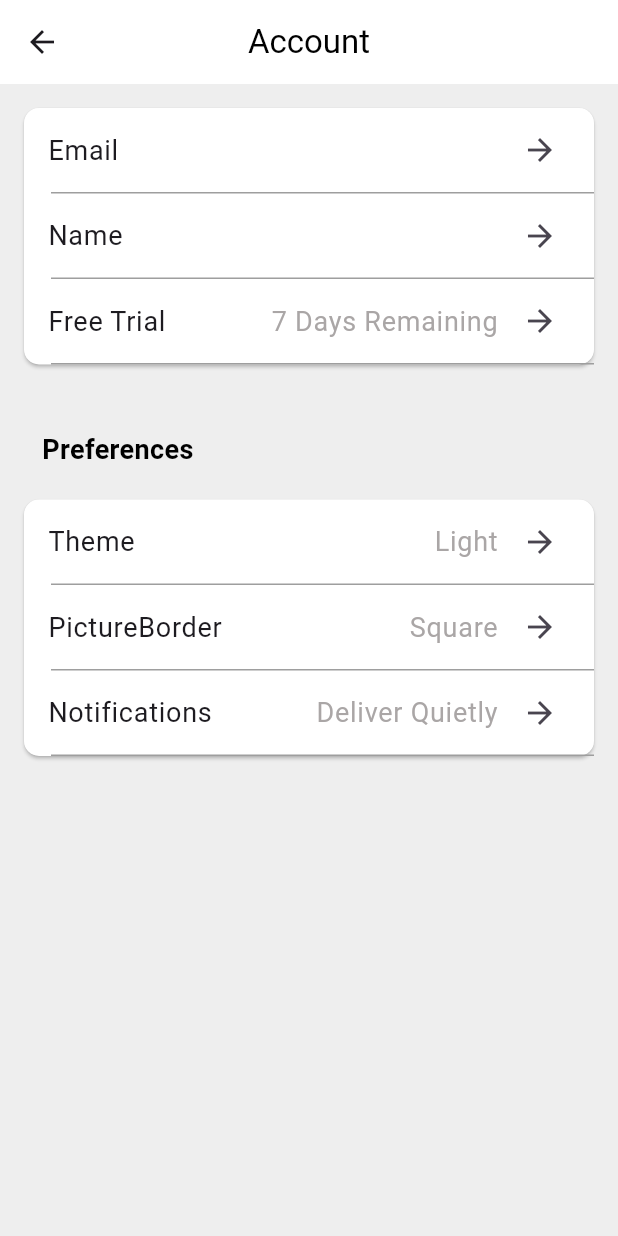
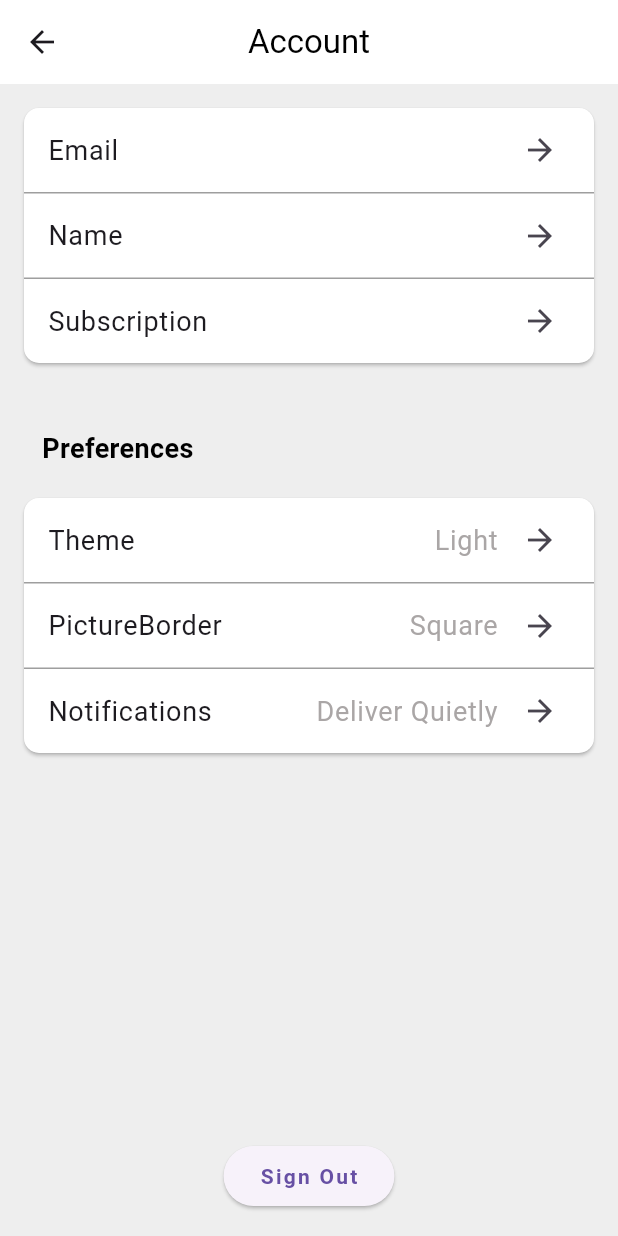
Before and after one commit to babelrobotics/babel_app, a Flutter app: the ProfileScreen screen opened by its route, after a tap on the "settings" icon, on a phone screen of 412 x 824 dp. Run offline on Flutter 3.47's test engine with Material 3 defaults, Android fonts, the phone set to English and light mode, and no system bars; our stand-ins replace cloud_firestore, firebase_analytics, firebase_auth, firebase_core, font_awesome_flutter, google_fonts and 3 more; accounts and stored records are empty; network calls fail.

Commit message:
sign out button, divider fix, string truncation

```diff
--- /dev/null
+++ b/lib/profile/edit.dart
@@ -0,0 +1,164 @@
+import 'package:flutter/material.dart';
+import 'package:babelbots/services/services.dart';
+import 'package:babelbots/shared/shared.dart';
+
+class EditScreen extends StatelessWidget {
+  final MapEntry<String,String> detail;
+
+  const EditScreen({super.key, required this.detail});
+
+  @override
+  Widget build(BuildContext context) {
+    return Scaffold(
+      appBar: AppBar(
+        title: Text('Edit ${detail.key}', style: TextStyle(color: Colors.black)),
+        backgroundColor: Colors.white,
+        centerTitle: true,
+        leading: IconButton(
+          icon: const Icon(Icons.arrow_back, color: Colors.black),
+          onPressed: () => Navigator.pop(context),
+        ),
+      ),
+    );
+  }
+}
+
+
+
+
+// class EmailPage extends StatefulWidget {
+//   @override
+//   _EmailPageState createState() => _EmailPageState();
+// }
+
+// class _EmailPageState extends State<EmailPage> {
+//   TextEditingController _emailController = TextEditingController();
+
+//   void _saveEmail() {
+//     // Handle email update logic here
+//     String newEmail = _emailController.text;
+//     // Update email logic goes here
+//     print('New Email: $newEmail');
+//     // You can add more logic here, such as showing a confirmation message.
+//   }
+
+//   @override
+//   Widget build(BuildContext context) {
+//     return Scaffold(
+//       appBar: AppBar(
+//         title: Text('Email'),
+//         leading: IconButton(
+//           icon: Icon(Icons.arrow_back),
+//           onPressed: () {
+//             Navigator.pop(context);
+//           },
+//         ),
+//         actions: [
+//           TextButton(
+//             onPressed: _saveEmail,
+//             child: Text(
+//               'SAVE',
+//               style: TextStyle(
+//                 color: Colors.green,
+//                 fontWeight: FontWeight.bold,
+//               ),
+//             ),
+//           ),
+//         ],
+//       ),
+//       body: Container(
+//         color: Colors.grey[200],
+//         padding: EdgeInsets.all(16.0),
+//         child: Column(
+//           crossAxisAlignment: CrossAxisAlignment.start,
+//           children: [
+//             Text('Current Email: user@example.com'), // change to users.
+//             SizedBox(height: 20),
+//             Card(
+//               elevation: 0,
+//               child: ListTile(
+//                 title: TextFormField(
+//                   controller: _emailController,
+//                   decoration: InputDecoration(
+//                     labelText: 'New Email',
+//                     border: InputBorder.none,
+//                   ),
+//                 ),
+//               ),
+//             ),
+//           ],
+//         ),
+//       ),
+//     );
+//   }
+// }
+
+// class Option2Page extends StatelessWidget {
+//   @override
+//   Widget build(BuildContext context) {
+//     return Scaffold(
+//       appBar: AppBar(
+//         title: Text('Option 2'),
+//       ),
+//       body: Center(
+//         child: Text('Content for Option 2'),
+//       ),
+//     );
+//   }
+// }
+
+// class Option3Page extends StatelessWidget {
+//   @override
+//   Widget build(BuildContext context) {
+//     return Scaffold(
+//       appBar: AppBar(
+//         title: Text('Option 3'),
+//       ),
+//       body: Center(
+//         child: Text('Content for Option 3'),
+//       ),
+//     );
+//   }
+// }
+
+// class AppFeature1Page extends StatelessWidget {
+//   @override
+//   Widget build(BuildContext context) {
+//     return Scaffold(
+//       appBar: AppBar(
+//         title: Text('App Feature 1'),
+//       ),
+//       body: Center(
+//         child: Text('Content for App Feature 1'),
+//       ),
+//     );
+//   }
+// }
+
+// class AppFeature2Page extends StatelessWidget {
+//   @override
+//   Widget build(BuildContext context) {
+//     return Scaffold(
+//       appBar: AppBar(
+//         title: Text('App Feature 2'),
+//       ),
+//       body: Center(
+//         child: Text('Content for App Feature 2'),
+//       ),
+//     );
+//   }
+// }
+
+// class AppFeature3Page extends StatelessWidget {
+//   @override
+//   Widget build(BuildContext context) {
+//     return Scaffold(
+//       appBar: AppBar(
+//         title: Text('App Feature 3'),
+//       ),
+//       body: Center(
+//         child: Text('Content for App Feature 3'),
+//       ),
+//     );
+//   }
+// }
--- a/lib/profile/profile.dart
+++ b/lib/profile/profile.dart
@@ -84,7 +84,7 @@ class ProfileScreen extends StatelessWidget {
                                   10), // Rounded corners for the container
                             ),
                             child: Padding(
-                              padding: const EdgeInsets.all(3.0),
+                              padding: const EdgeInsets.all(3),
                               child: TabBar(
                                 tabs: [
                                   Tab(text: 'Badges'),
@@ -122,7 +122,7 @@ class ProfileScreen extends StatelessWidget {
                   onPressed: () {
                     Navigator.push(
                       context,
-                      MaterialPageRoute(builder: (context) => Settings(user: user)),
+                      MaterialPageRoute(builder: (context) => SettingsScreen(user: user)),
                     );
                   }))
         ],
--- a/lib/profile/settings.dart
+++ b/lib/profile/settings.dart
@@ -2,29 +2,22 @@ import 'package:flutter/material.dart';
 import 'package:babelbots/services/services.dart';
 import 'package:babelbots/shared/shared.dart';
 
-class Settings extends StatelessWidget {
+import 'edit.dart';
+
+class SettingsScreen extends StatelessWidget {
   final User user;
 
-  Settings({required this.user});
+
+  const SettingsScreen({super.key, required this.user});
 
   @override
   Widget build(BuildContext context) {
-    return SettingsPage(user: user);
-  }
-}
-
-class SettingsPage extends StatelessWidget {
-  final User user;
-
-  SettingsPage({required this.user});
-
-  @override
-  Widget build(BuildContext context) {
-    Map<String, Map<String, String>> mapSectionFieldValues = {
+    String truncatedEmail = user.email.length > 25 ? user.email.substring(0, 22) + "..." : user.email;
+    Map<String, Map<String, String>> mapSection_Field_Values = {
       SETTINGS_SECTION_DETAILS: {
-        DETAILS_EMAIL: user.email,
+        DETAILS_EMAIL: truncatedEmail,
         DETAILS_NAME: user.name,
-        "Free Trial": "7 Days Remaining",
+        DETAILS_SUBSCRIPTION: user.subscription
       },
       SETTINGS_SECTION_PREFERENCES: {
         "Theme": "Light",
@@ -41,10 +34,24 @@ class SettingsPage extends StatelessWidget {
       ),
       body: Container(
         color: Colors.grey[200],
+        child: Column(
+          children: [
+            Expanded(
               child: ListView(
-          children: mapSectionFieldValues.entries
-              .map((section) => buildSection(section, context))
-              .toList(),
+                children: mapSection_Field_Values.entries.map((section) => buildSection(section, context)).toList(),
+              ),
+            ),
+            Padding(
+              padding: const EdgeInsets.symmetric(vertical: 16.0),
+              child: ElevatedButton(
+                child: const Text('Sign Out'),
+                onPressed: () async {
+                  await AuthService().signOut();
+                  Navigator.of(context).pushNamedAndRemoveUntil('/', (route) => false);
+                },
+              ),
+            ),
+          ],
         ),
       ),
     );
@@ -52,6 +59,8 @@ class SettingsPage extends StatelessWidget {
 
   Widget buildSection(
     MapEntry<String, Map<String, String>> section, BuildContext context) {
+  final tiles = section.value.entries;
+
   return Container(
     margin: EdgeInsets.all(12.0),
     child: Column(
@@ -65,17 +74,20 @@ class SettingsPage extends StatelessWidget {
               style: TextStyle(
                 fontSize: 18,
                 fontWeight: FontWeight.bold,
-                    color: Colors.black),
+                color: Colors.black,
+              ),
             ),
           ),
         Card(
           color: Colors.white,
           shape: RoundedRectangleBorder(
-                borderRadius: BorderRadius.circular(10.0)), // Rounded corners
+            borderRadius: BorderRadius.circular(10.0),
+          ),
           child: Column(
-              children: section.value.entries
-                  .map((field) => buildListTile(field, context))
-                  .toList(),
+            children: List.generate(tiles.length, (index) {
+              final isLastTile = index == tiles.length - 1;
+              return buildListTile(section.value.entries.elementAt(index), context, isLastTile);
+            }),
           ),
         ),
       ],
@@ -83,8 +95,9 @@ class SettingsPage extends StatelessWidget {
   );
 }
 
-  Widget buildListTile(MapEntry<String, String> field, BuildContext context) {
+  Widget buildListTile(MapEntry<String, String> field, BuildContext context, bool isLastTile) {
     return Column(
+
       children: [
         ListTile(
           title: Row(
@@ -105,13 +118,15 @@ class SettingsPage extends StatelessWidget {
           ),
           trailing: Icon(Icons.arrow_forward),
           onTap: () {
-            // Handle navigation or action
+            Navigator.push(
+              context,
+              MaterialPageRoute(builder: (context) => EditScreen(detail: field)),
+            );
           },
         ),
-        Padding(
-          padding: EdgeInsets.only(left: 18.0),
-          child: Divider(height: 1, color: Colors.grey),
-        ),
+
+        if(!isLastTile) const Divider(height: 1, color: Colors.grey),
+
       ],
     );
   }
--- a/lib/services/models.dart
+++ b/lib/services/models.dart
@@ -93,6 +93,7 @@ class User {
   final String id;
   final String name;
   final String email;
+  final String subscription;
   final int points;
   final String picture;
   final String bannerPicture;
@@ -102,6 +103,7 @@ class User {
     this.id = '',
     this.email = '',
     this.name = '',
+    this.subscription = '',
     this.points = 0,
     this.picture = '',
     this.bannerPicture = '',
--- a/lib/shared/constants.dart
+++ b/lib/shared/constants.dart
@@ -5,6 +5,7 @@
 const SETTINGS_SECTION_DETAILS = 'Details';
 const DETAILS_EMAIL = 'Email';
 const DETAILS_NAME = 'Name';
+const DETAILS_SUBSCRIPTION = 'Subscription';
 const SETTINGS_SECTION_PREFERENCES = 'Preferences';
 const PREFERENCES_THEME = 'Theme';
 const PREFERENCES_PICTURE_BORDER = 'Picture Border';
```
Also changed, not shown: lib/services/models.g.dart. Lines whose indentation alone changed are shown as unchanged.
